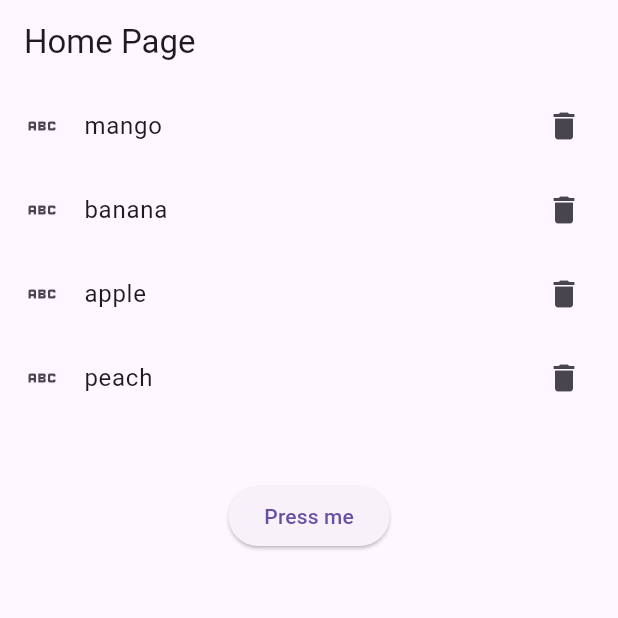
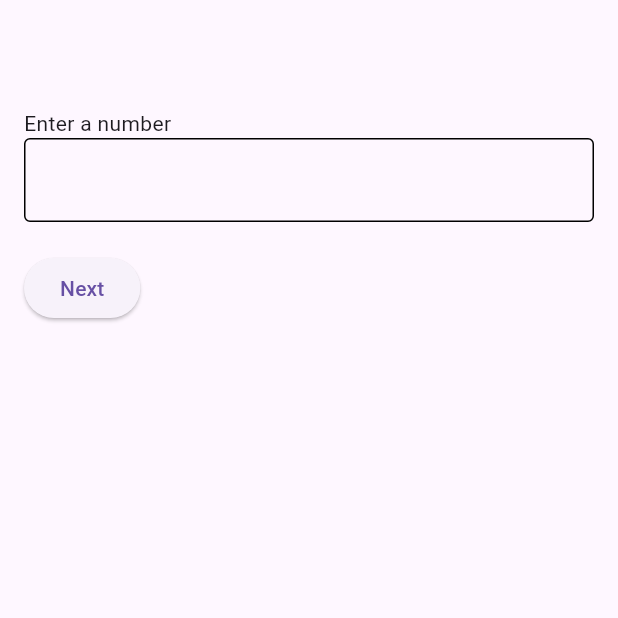
Before and after one commit to bidhan-skybase/Flutter-Class, a Flutter app: the screen it shows after launch, on a phone screen of 412 x 824 dp, the top half of it. Run offline on Flutter 3.47's test engine with Material 3 defaults, Android fonts, the phone set to English and light mode, and no system bars; our stand-ins replace get.

Commit message:
feat: Add text field and arguments

```diff
--- /dev/null
+++ b/lib/controllers/login_controller.dart
@@ -0,0 +1,6 @@
+import 'package:flutter/cupertino.dart';
+import 'package:get/get.dart';
+
+class LoginController extends GetxController{
+  TextEditingController numberController=TextEditingController();
+}
--- a/lib/main.dart
+++ b/lib/main.dart
@@ -1,5 +1,6 @@
 import 'package:demoapp/colors.dart';
 import 'package:demoapp/views/home_page.dart';
+import 'package:demoapp/views/login_page.dart';
 import 'package:flutter/material.dart';
 import 'package:get/get.dart';
 
@@ -10,7 +11,7 @@ void main() {
 class MyApp extends StatelessWidget {
   @override
   Widget build(BuildContext context) {
-    return GetMaterialApp(home: HomePage());
+    return GetMaterialApp(home: LoginPage());
   }
 }
 
--- /dev/null
+++ b/lib/views/login_page.dart
@@ -0,0 +1,45 @@
+import 'package:demoapp/controllers/login_controller.dart';
+import 'package:demoapp/views/multiples_page.dart';
+import 'package:flutter/material.dart';
+import 'package:get/get.dart';
+
+class LoginPage extends StatelessWidget {
+  final c = Get.put(LoginController());
+
+  LoginPage({super.key});
+
+  @override
+  Widget build(BuildContext context) {
+    return Scaffold(
+      appBar: AppBar(),
+      body: SingleChildScrollView(
+        child: Padding(
+          padding: EdgeInsets.all(16.0),
+          child: Column(
+            crossAxisAlignment: CrossAxisAlignment.start,
+            children: [
+              Text("Enter a number"),
+              TextField(
+                controller: c.numberController,
+                keyboardType: TextInputType.number,
+                decoration: InputDecoration(
+                  enabledBorder: OutlineInputBorder(
+                    borderSide: BorderSide(color: Colors.black),
+                  ),
+                  focusedBorder: OutlineInputBorder(
+                    borderSide: BorderSide(color: Colors.black),
+                  ),
+                ),
+              ),
+              SizedBox(height: 20),
+              ElevatedButton(onPressed: () {
+
+                Get.to(()=>MultiplesPage(),arguments: c.numberController.text);
+              }, child: Text("Next")),
+            ],
+          ),
+        ),
+      ),
+    );
+  }
+}
```
Also changed, not shown: lib/views/multiples_page.dart (added, +25 -0 lines).
